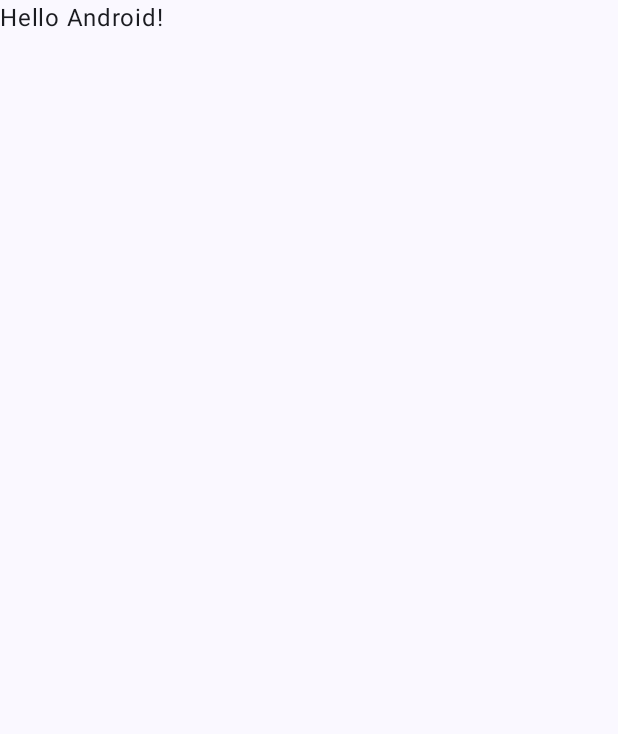
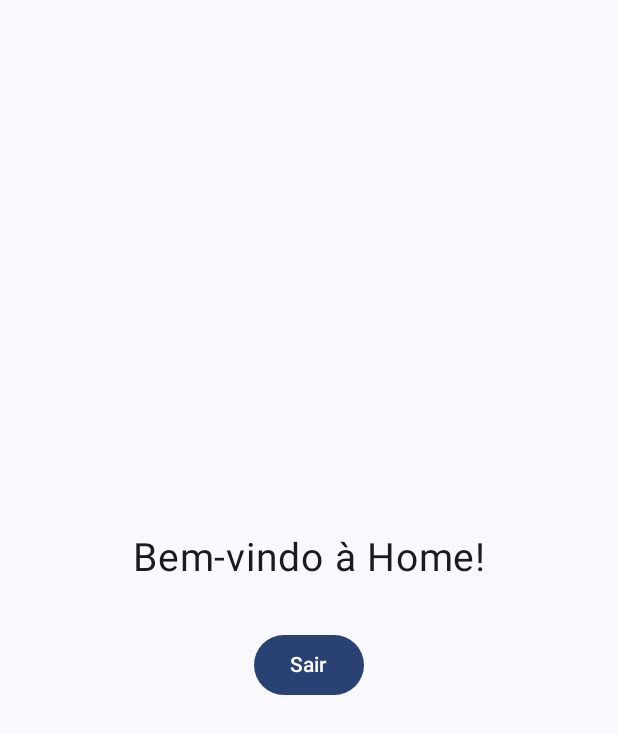
Before and after one commit to SamuelvLopes/pdm2025, an Android app built with Jetpack Compose: the MainActivity screen opened directly, with no data from a screen before it, on a phone screen of 412 x 824 dp. Before the commit the part shown is almost empty. Shown: the top 734 px of the screen. Run offline under Robolectric (Android 15) with nearby library versions, the phone set to English and light mode, and no system bars.

Commit message:
PRÁTICA 1 – PARTE 3

```diff
--- a/app/src/main/java/com/weatherapp/MainActivity.kt
+++ b/app/src/main/java/com/weatherapp/MainActivity.kt
@@ -1,16 +1,20 @@
 package com.weatherapp
 
+import android.app.Activity
 import android.os.Bundle
+import android.widget.Toast
 import androidx.activity.ComponentActivity
 import androidx.activity.compose.setContent
 import androidx.activity.enableEdgeToEdge
-import androidx.compose.foundation.layout.fillMaxSize
-import androidx.compose.foundation.layout.padding
-import androidx.compose.material3.Scaffold
-import androidx.compose.material3.Text
+import androidx.compose.foundation.layout.*
+import androidx.compose.material3.*
 import androidx.compose.runtime.Composable
+import androidx.compose.ui.Alignment
 import androidx.compose.ui.Modifier
+import androidx.compose.ui.platform.LocalContext
 import androidx.compose.ui.tooling.preview.Preview
+import androidx.compose.ui.unit.dp
+import androidx.compose.ui.unit.sp
 import com.weatherapp.ui.theme.WeatherAppTheme
 
 class MainActivity : ComponentActivity() {
@@ -20,10 +24,7 @@ class MainActivity : ComponentActivity() {
         setContent {
             WeatherAppTheme {
                 Scaffold(modifier = Modifier.fillMaxSize()) { innerPadding ->
-                    Greeting(
-                        name = "Android",
-                        modifier = Modifier.padding(innerPadding)
-                    )
+                    HomePage(modifier = Modifier.padding(innerPadding))
                 }
             }
         }
@@ -31,17 +32,38 @@ class MainActivity : ComponentActivity() {
 }
 
 @Composable
-fun Greeting(name: String, modifier: Modifier = Modifier) {
-    Text(
-        text = "Hello $name!",
+fun HomePage(modifier: Modifier = Modifier) {
+    val activity = LocalContext.current as? Activity
+
+    Column(
         modifier = modifier
-    )
+            .fillMaxSize()
+            .padding(16.dp),
+        verticalArrangement = Arrangement.Center,
+        horizontalAlignment = Alignment.CenterHorizontally
+    ) {
+        Text(
+            text = "Bem-vindo à Home!",
+            fontSize = 26.sp
+        )
+
+        Spacer(modifier = Modifier.size(32.dp))
+
+        Button(
+            onClick = {
+                Toast.makeText(activity, "Saindo...", Toast.LENGTH_SHORT).show()
+                activity?.finish()
+            }
+        ) {
+            Text("Sair")
+        }
+    }
 }
 
 @Preview(showBackground = true)
 @Composable
-fun GreetingPreview() {
+fun HomePagePreview() {
     WeatherAppTheme {
-        Greeting("Android")
+        HomePage()
     }
 }
```
Also changed, not shown: app/src/main/java/com/weatherapp/LoginActivity.kt (+14 -3 lines).
